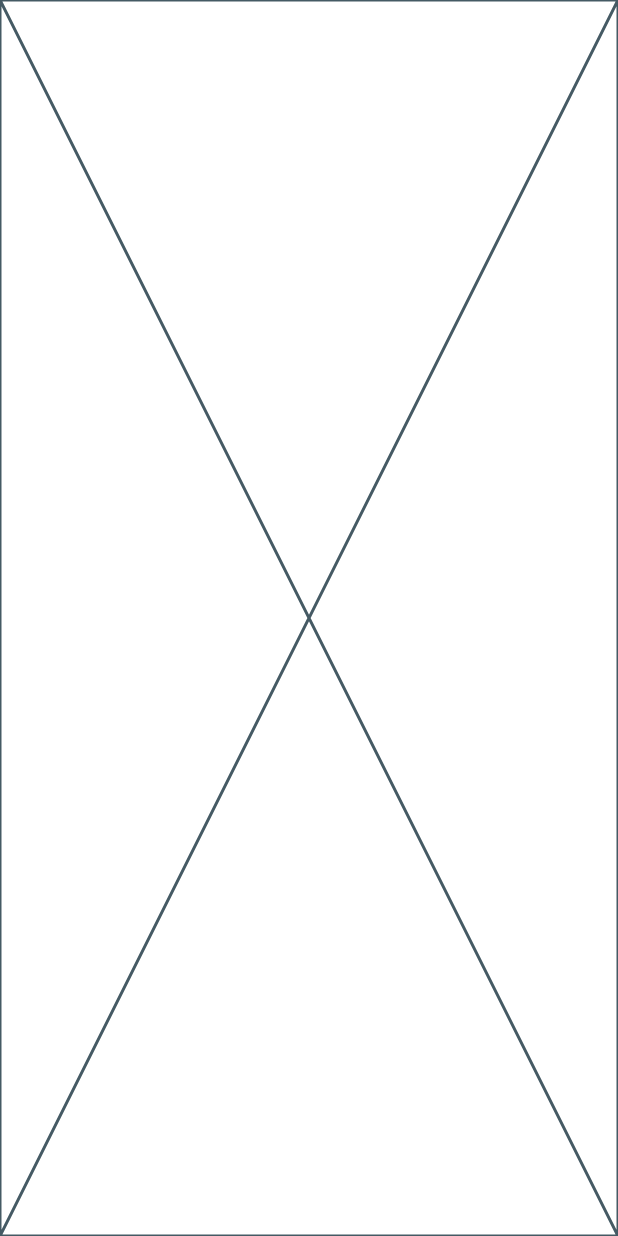
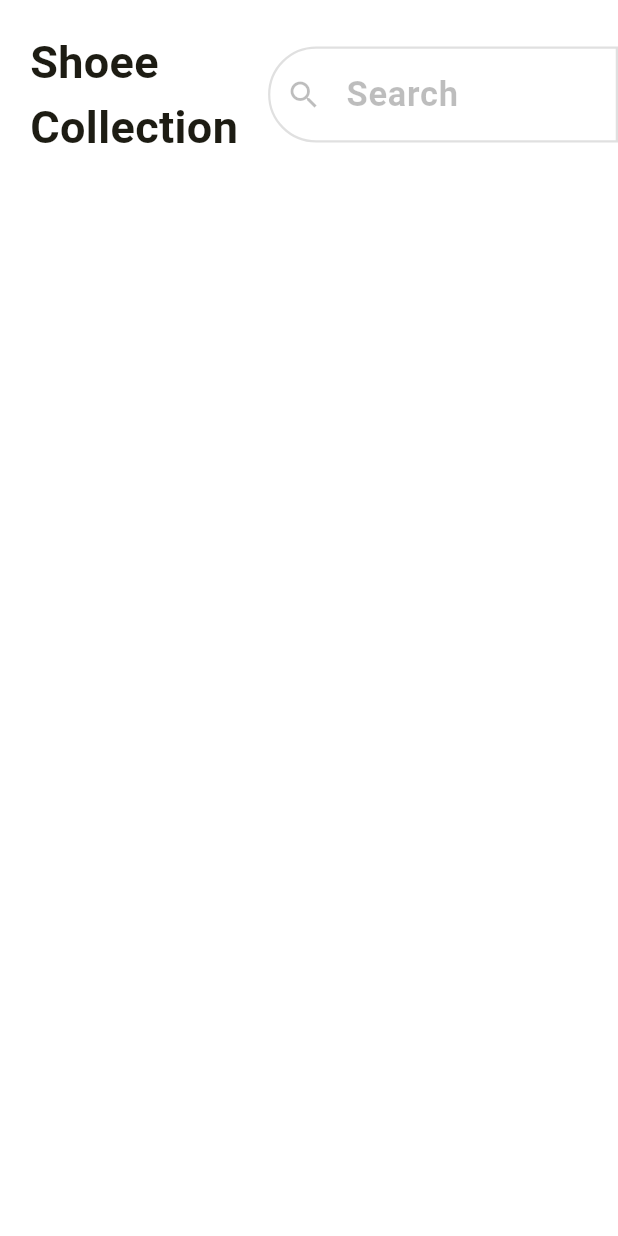
Before and after one commit to vijay4dev/ecomapp_project, a Flutter app: the screen it shows after launch, on a phone screen of 412 x 824 dp. Run offline on Flutter 3.47's test engine with Material 3 defaults, Android fonts, the phone set to English and light mode, and no system bars; Roboto replaces fonts that are missing (sans).

Commit message:
added heading and search bar

```diff
--- /dev/null
+++ b/devtools_options.yaml
@@ -0,0 +1,3 @@
+description: This file stores settings for Dart & Flutter DevTools.
+documentation: https://docs.flutter.dev/tools/devtools/extensions#configure-extension-enablement-states
+extensions:
--- a/lib/main.dart
+++ b/lib/main.dart
@@ -10,10 +10,24 @@ class MyApp extends StatelessWidget {
 
   @override
   Widget build(BuildContext context) {
-    return const MaterialApp(
+    return  MaterialApp(
       title: 'ECCOM APP',
       debugShowCheckedModeBanner: false,
-      home: HomePage(),
+      theme: ThemeData(
+          fontFamily: 'sans',
+          colorScheme: ColorScheme.fromSeed(seedColor: Colors.yellow,
+        ),
+        inputDecorationTheme: const InputDecorationTheme(
+          labelStyle: TextStyle(
+            fontSize: 23,
+            fontWeight: FontWeight.w600,
+            color: Colors.black26,
+          ),
+          prefixIconColor: Colors.black26,
+          contentPadding: EdgeInsets.only(left: 0),
+        ),
+      ),
+      home: const HomePage(),
     );
   }
 }
--- a/lib/pages/home_page.dart
+++ b/lib/pages/home_page.dart
@@ -5,6 +5,45 @@ class HomePage extends StatelessWidget {
 
   @override
   Widget build(BuildContext context) {
-    return const Placeholder();
+    return const Scaffold(
+      backgroundColor: Colors.white,
+      body: SafeArea(
+        child: Column(
+          children: [
+            Row(
+              children: [
+                Padding(
+                  padding: EdgeInsets.all(20.0),
+                  child: Text(
+                    'Shoee\nCollection',
+                    style: TextStyle(
+                      fontSize: 30,
+                      fontWeight: FontWeight.bold,
+                    ),
+                  ),
+                ),
+                Expanded(
+                  child: TextField(
+                    decoration: InputDecoration(
+                      label: Text('Search'),
+                      contentPadding: EdgeInsets.all(20),
+                      prefixIcon: Icon(Icons.search),
+                      enabledBorder: OutlineInputBorder(
+                        borderSide: BorderSide(width: 1.5,color: Colors.black12),
+                        borderRadius: BorderRadius.only(topLeft:Radius.circular(40),bottomLeft: Radius.circular(40)),
+                      ),
+                      focusedBorder: OutlineInputBorder(
+                        borderSide: BorderSide(color: Colors.black12),
+                        borderRadius: BorderRadius.only(topLeft:Radius.circular(40),bottomLeft: Radius.circular(40)),
+                      ),
+                    ),
+                  )
+                ),
+              ],
+            ),
+          ],
+        ),
+      ),
+    );
   }
 }
```
Also changed, not shown: assets/images/shoes_1.png (added), assets/images/shoes_3.png (added), assets/images/shoes_4.png (added), 1 other file.
